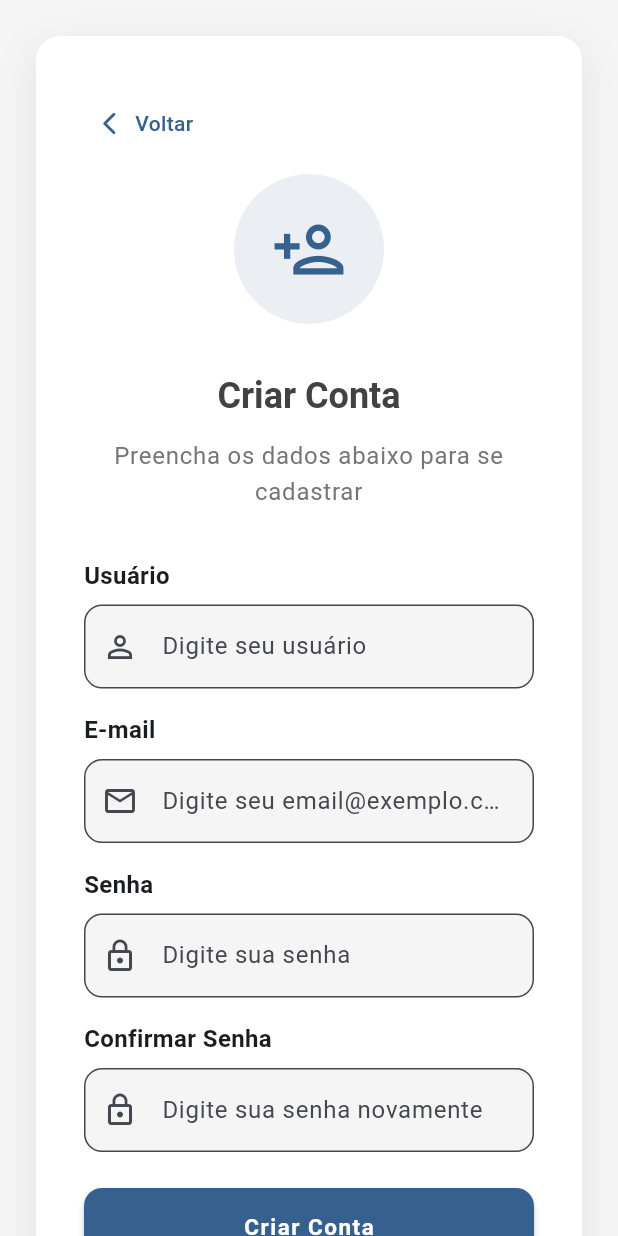
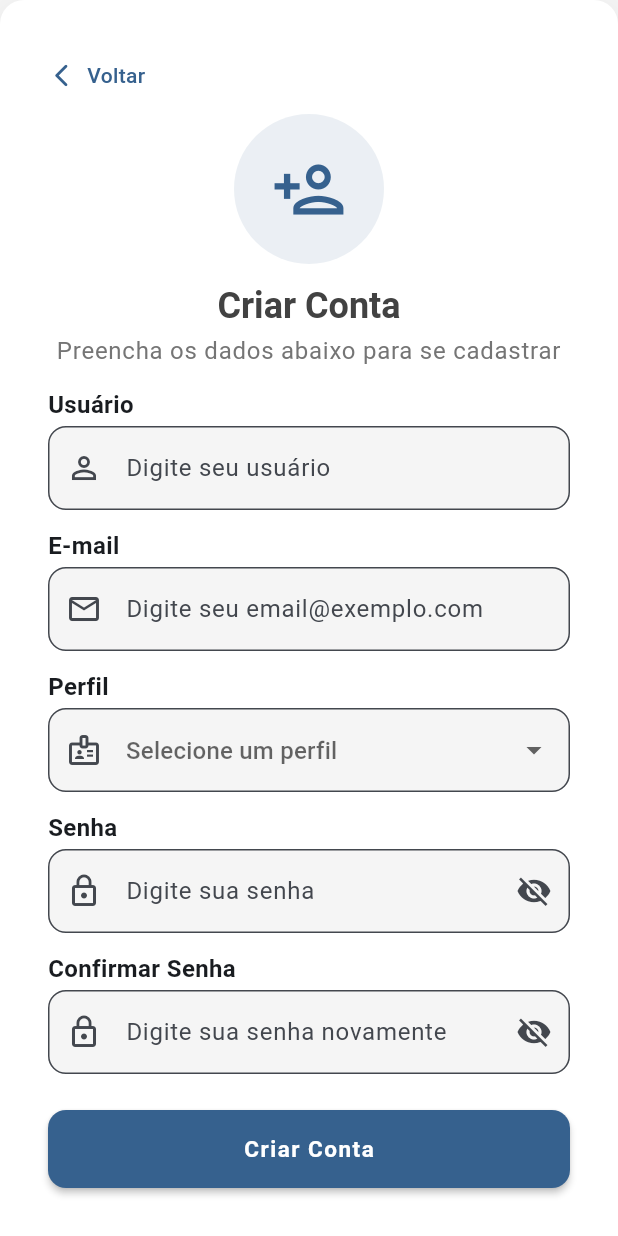
Before and after one commit to Saullo-Programador/DocFlow_Frontend, a Flutter app: the RegisterScreen screen opened by its route, on a phone screen of 412 x 824 dp. Run offline on Flutter 3.47's test engine with Material 3 defaults, Android fonts, the phone set to English and light mode, and no system bars; our stand-ins replace dartz, dio, equatable, file_picker, flutter_secure_storage, get_it and 3 more; accounts and stored records are empty.

Commit message:
feat: add role selection to registration and profile screens, enhance password visibility toggle

```diff
--- a/lib/controller/custom_input.dart
+++ b/lib/controller/custom_input.dart
@@ -5,6 +5,8 @@ class CustomInput extends StatelessWidget {
   final String? hint;
   final IconData? icon;
   final bool isPassword;
+  final bool obscureText;
+  final VoidCallback? onToggleVisibility;
   final void Function(String)? onChanged;
   final TextEditingController? controller;
   final String? Function(String?)? validator;
@@ -16,6 +18,8 @@ class CustomInput extends StatelessWidget {
     this.hint,
     this.icon,
     this.isPassword = false,
+    this.obscureText = false,
+    this.onToggleVisibility,
     this.onChanged,
     this.controller,
     this.validator,
@@ -31,11 +35,11 @@ class CustomInput extends StatelessWidget {
           label,
           style: const TextStyle(fontWeight: FontWeight.bold, fontSize: 16),
         ),
-        const SizedBox(height: 8),
+        const SizedBox(height: 3),
         TextFormField(
           controller: controller,
           onChanged: onChanged,
-          obscureText: isPassword,
+          obscureText: isPassword ? obscureText : false,
           keyboardType: keyboardType,
           validator: validator,
           decoration: InputDecoration(
@@ -44,6 +48,15 @@ class CustomInput extends StatelessWidget {
             border: OutlineInputBorder(
               borderRadius: BorderRadius.circular(12),
             ),
+            suffixIcon: isPassword
+                ? IconButton(
+                    onPressed: onToggleVisibility,
+                    icon: Icon(
+                      obscureText ? Icons.visibility_off : Icons.visibility,
+                    ),
+                  )
+                : null,
+
             filled: true,
             fillColor: Colors.grey.withValues(alpha: 0.1),
           ),
--- a/lib/core/constants/api_constants.dart
+++ b/lib/core/constants/api_constants.dart
@@ -5,7 +5,7 @@ class ApiConstants {
   ApiConstants._();
 
   // Base URL - alterar conforme ambiente
-  static const String baseUrl = 'http://192.168.0.7:8080';
+  static const String baseUrl = 'http://localhost:8080/';
   static const String apiVersion = 'v1';
 
   // Endpoints base
--- /dev/null
+++ b/lib/core/constants/type_role.dart
@@ -0,0 +1,11 @@
+enum TypeRole {
+  ADMIN,
+  USER,
+  MANAGER;
+
+  String get label => switch (this) {
+    TypeRole.ADMIN => 'Administrador',
+    TypeRole.USER => 'Funcionário',
+    TypeRole.MANAGER => 'Gerente',
+  };
+}
--- a/lib/core/errors/failures.dart
+++ b/lib/core/errors/failures.dart
@@ -54,7 +54,7 @@ class ValidationFailure extends Failure {
 
 /// Falha não esperada
 class UnexpectedFailure extends Failure {
-  const UnexpectedFailure() : super('Ocorreu um erro inesperado.');
+  const UnexpectedFailure() : super('Ocorreu um erro interno. Tente novamente mais tarde.');
 }
 
 /// Falha de recurso não encontrado
--- a/lib/features/auth/data/models/register_request_model.dart
+++ b/lib/features/auth/data/models/register_request_model.dart
@@ -1,19 +1,24 @@
+import 'package:manege_doc/core/constants/type_role.dart';
+
 /// Modelo de requisição de registro
 class RegisterRequestModel {
   final String email;
   final String password;
   final String? name;
+  final TypeRole role;
 
   RegisterRequestModel({
     required this.email,
     required this.password,
     this.name,
+    required this.role,
   });
 
   Map<String, dynamic> toJson() {
     return {
       'email': email,
       'password': password,
+      'role': role.toString().split('.').last,
       if (name != null) 'name': name,
     };
   }
--- a/lib/features/auth/data/repositories/auth_repository_impl.dart
+++ b/lib/features/auth/data/repositories/auth_repository_impl.dart
@@ -1,4 +1,5 @@
 import 'package:dartz/dartz.dart';
+import 'package:manege_doc/core/constants/type_role.dart';
 import '../../../../core/errors/api_exception.dart';
 import '../../../../core/errors/failures.dart';
 import '../../domain/entities/auth_entity.dart';
@@ -54,6 +55,7 @@ class AuthRepositoryImpl implements AuthRepository {
   @override
   Future<Either<Failure, AuthEntity>> register(
     String email,
+    TypeRole role,
     String password, {
     String? name,
   }) async {
@@ -62,6 +64,7 @@ class AuthRepositoryImpl implements AuthRepository {
         email: email,
         password: password,
         name: name,
+        role: role,
       );
       final response = await _remoteDataSource.register(request);
 
--- a/lib/features/auth/domain/repositories/auth_repository.dart
+++ b/lib/features/auth/domain/repositories/auth_repository.dart
@@ -1,4 +1,5 @@
 import 'package:dartz/dartz.dart';
+import 'package:manege_doc/core/constants/type_role.dart';
 import '../../../../core/errors/failures.dart';
 import '../entities/auth_entity.dart';
 import '../entities/user_entity.dart';
@@ -11,6 +12,7 @@ abstract class AuthRepository {
   /// Registra novo usuário
   Future<Either<Failure, AuthEntity>> register(
     String email,
+    TypeRole role,
     String password, {
     String? name,
   });
--- a/lib/features/auth/domain/usecases/register_usecase.dart
+++ b/lib/features/auth/domain/usecases/register_usecase.dart
@@ -1,4 +1,5 @@
 import 'package:dartz/dartz.dart';
+import 'package:manege_doc/core/constants/type_role.dart';
 import '../../../../core/errors/failures.dart';
 import '../entities/auth_entity.dart';
 import '../repositories/auth_repository.dart';
@@ -11,9 +12,10 @@ class RegisterUseCase {
 
   Future<Either<Failure, AuthEntity>> call(
     String email,
+    TypeRole role,
     String password, {
     String? name,
   }) {
-    return _repository.register(email, password, name: name);
+    return _repository.register(email, role, password, name: name);
   }
 }
--- a/lib/features/auth/presentation/providers/auth_provider.dart
+++ b/lib/features/auth/presentation/providers/auth_provider.dart
@@ -1,4 +1,5 @@
 import 'package:flutter/material.dart';
+import 'package:manege_doc/core/constants/type_role.dart';
 import '../../../../core/errors/failures.dart';
 import '../../domain/entities/user_entity.dart';
 import '../../domain/usecases/get_auth_status_usecase.dart';
@@ -115,13 +116,14 @@ class AuthProvider extends ChangeNotifier {
   /// Registra novo usuário
   Future<bool> register(
     String email,
+    TypeRole role,
     String password, {
     String? name,
   }) async {
     _setLoading(true);
     _clearError();
 
-    final result = await _registerUseCase(email, password, name: name);
+    final result = await _registerUseCase(email, role, password, name: name);
 
     final success = result.fold(
       (failure) {
--- a/lib/features/users/domain/entities/user_profile_entity.dart
+++ b/lib/features/users/domain/entities/user_profile_entity.dart
@@ -1,21 +1,24 @@
 import 'package:equatable/equatable.dart';
+import 'package:manege_doc/core/constants/type_role.dart';
 
 /// Entidade de perfil de usuário
 class UserProfileEntity extends Equatable {
   final String id;
   final String email;
   final String? name;
+  final String? password;
   final String? avatarUrl;
   final DateTime? createdAt;
-  final bool isAdmin;
+  final TypeRole role;
 
   const UserProfileEntity({
     required this.id,
     required this.email,
     this.name,
+    this.password,
     this.avatarUrl,
     this.createdAt,
-    this.isAdmin = false,
+    this.role = TypeRole.USER,
   });
 
   String get displayName => name ?? email.split('@').first;
@@ -29,23 +32,25 @@ class UserProfileEntity extends Equatable {
   }
 
   @override
-  List<Object?> get props => [id, email, name, avatarUrl, createdAt, isAdmin];
+  List<Object?> get props => [id, email, name, password, avatarUrl, createdAt, role];
 
   UserProfileEntity copyWith({
     String? id,
     String? email,
     String? name,
+    String? password,
     String? avatarUrl,
     DateTime? createdAt,
-    bool? isAdmin,
+    TypeRole? role,
   }) {
     return UserProfileEntity(
       id: id ?? this.id,
       email: email ?? this.email,
       name: name ?? this.name,
+      password: password ?? this.password,
       avatarUrl: avatarUrl ?? this.avatarUrl,
       createdAt: createdAt ?? this.createdAt,
-      isAdmin: isAdmin ?? this.isAdmin,
+      role: role ?? this.role,
     );
   }
 }
--- a/lib/screen/dashboard/dashboard_screen.dart
+++ b/lib/screen/dashboard/dashboard_screen.dart
@@ -232,13 +232,13 @@ class _DashboardScreenState extends State<DashboardScreen> {
     return Container(
       padding: const EdgeInsets.all(20),
       decoration: BoxDecoration(
-        color: Colors.grey[50],
+        color: Theme.of(context).primaryColor.withValues(alpha: 0.05),//Colors.grey[200],
         borderRadius: BorderRadius.circular(12),
       ),
       child: Column(
         crossAxisAlignment: CrossAxisAlignment.start,
         children: [
-          Icon(icon, color: color),
+          Icon(icon, color: color, size: 40),
           const Spacer(),
           Text(value, style: const TextStyle(fontSize: 22)),
           Text(title, style: TextStyle(color: Colors.grey[600])),
--- a/lib/screen/register/register_screen.dart
+++ b/lib/screen/register/register_screen.dart
@@ -2,6 +2,7 @@ import 'package:flutter/material.dart';
 import 'package:go_router/go_router.dart';
 import 'package:manege_doc/controller/custom_button.dart';
 import 'package:manege_doc/controller/custom_input.dart';
+import 'package:manege_doc/core/constants/type_role.dart';
 import 'package:manege_doc/features/auth/presentation/providers/auth_provider.dart';
 import 'package:provider/provider.dart';
 
@@ -19,6 +20,8 @@ class _RegisterScreenState extends State<RegisterScreen> {
   final _emailController = TextEditingController();
   final _passwordController = TextEditingController();
   final _confirmPasswordController = TextEditingController();
+  TypeRole? _selectedRole;
+  bool _obscurePassword = true;
 
   @override
   void dispose() {
@@ -38,6 +41,7 @@ class _RegisterScreenState extends State<RegisterScreen> {
 
     final success = await authProvider.register(
       _emailController.text.trim(),
+      _selectedRole ?? TypeRole.USER,
       _passwordController.text.trim(),
       name: _nameController.text.trim(),
     );
@@ -58,7 +62,6 @@ class _RegisterScreenState extends State<RegisterScreen> {
           backgroundColor: Colors.grey[100],
           body: Center(
             child: SingleChildScrollView(
-              padding: const EdgeInsets.all(24),
               child: Container(
                 width: isSmallScreen ? double.infinity : 500,
                 padding: const EdgeInsets.symmetric(
@@ -88,7 +91,7 @@ class _RegisterScreenState extends State<RegisterScreen> {
                           onTap: () => context.go("/login"),
                           borderRadius: BorderRadius.circular(8),
                           child: Padding(
-                            padding: const EdgeInsets.all(8),
+                            padding: const EdgeInsets.all(0),
                             child: Row(
                               mainAxisSize: MainAxisSize.min,
                               children: [
@@ -126,7 +129,7 @@ class _RegisterScreenState extends State<RegisterScreen> {
                           color: theme.primaryColor,
                         ),
                       ),
-                      const SizedBox(height: 32),
+                      const SizedBox(height: 12),
 
                       // Título
                       Text(
@@ -137,7 +140,7 @@ class _RegisterScreenState extends State<RegisterScreen> {
                         ),
                         textAlign: TextAlign.center,
                       ),
-                      const SizedBox(height: 12),
+                      const SizedBox(height: 6),
 
                       // Subtítulo
                       Text(
@@ -145,10 +148,10 @@ class _RegisterScreenState extends State<RegisterScreen> {
                         textAlign: TextAlign.center,
                         style: theme.textTheme.bodyLarge?.copyWith(
                           color: Colors.grey[600],
-                          height: 1.5,
+                          height: 1.0,
                         ),
                       ),
-                      const SizedBox(height: 32),
+                      const SizedBox(height: 16),
 
                       // Campo de Usuário
                       CustomInput(
@@ -166,7 +169,7 @@ class _RegisterScreenState extends State<RegisterScreen> {
                           return null;
                         },
                       ),
-                      const SizedBox(height: 16),
+                      const SizedBox(height: 12),
 
                       // Campo de E-mail
                       CustomInput(
@@ -189,7 +192,52 @@ class _RegisterScreenState extends State<RegisterScreen> {
                           return null;
                         },
                       ),
-                      const SizedBox(height: 16),
+                      const SizedBox(height: 12),
+
+                      // Campo de Perfil
+                      Column(
+                        crossAxisAlignment: CrossAxisAlignment.start,
+                        children: [
+                          Text(
+                            "Perfil",
+                            style: const TextStyle(
+                              fontWeight: FontWeight.bold,
+                              fontSize: 16,
+                            ),
+                          ),
+                          const SizedBox(height: 3),
+                          // Campo de Role
+                          DropdownButtonFormField<TypeRole>(
+                            initialValue: _selectedRole,
+                            decoration: InputDecoration(
+                              hintText: 'Selecione um perfil',
+                              prefixIcon: const Icon(Icons.badge_outlined),
+                              border: OutlineInputBorder(
+                                borderRadius: BorderRadius.circular(12),
+                              ),
+                              filled: true,
+                              fillColor: Colors.grey.withValues(alpha: 0.1),
+                            ),
+                            items: TypeRole.values
+                                .map(
+                                  (role) => DropdownMenuItem(
+                                    value: role,
+                                    child: Text(role.label),
+                                  ),
+                                )
+                                .toList(),
+                            onChanged: (value) {
+                              setState(() => _selectedRole = value);
+                              context.read<AuthProvider>().clearError();
+                            },
+                            validator: (value) {
+                              if (value == null) return 'Selecione um perfil';
+                              return null;
+                            },
+                          ),
+                        ],
+                      ),
+                      const SizedBox(height: 12),
 
                       // Campo de Senha
                       CustomInput(
@@ -210,8 +258,14 @@ class _RegisterScreenState extends State<RegisterScreen> {
                           }
                           return null;
                         },
+                        obscureText: _obscurePassword,
+                        onToggleVisibility: () {
+                          setState(() {
+                            _obscurePassword = !_obscurePassword;
+                          });
+                        },
                       ),
-                      const SizedBox(height: 16),
+                      const SizedBox(height: 12),
 
                       // Campo de Confirmar Senha
                       CustomInput(
@@ -232,6 +286,12 @@ class _RegisterScreenState extends State<RegisterScreen> {
                           }
                           return null;
                         },
+                        obscureText: _obscurePassword,
+                        onToggleVisibility: () {
+                          setState(() {
+                            _obscurePassword = !_obscurePassword;
+                          });
+                        },
                       ),
                       const SizedBox(height: 24),
 
@@ -250,7 +310,9 @@ class _RegisterScreenState extends State<RegisterScreen> {
                         child: CustomButton(
                           text: "Criar Conta",
                           isLoading: authProvider.isLoading,
-                          onPressed: authProvider.isLoading ? null : () => _register(),
+                          onPressed: authProvider.isLoading
+                              ? null
+                              : () => _register(),
                         ),
                       ),
                       const SizedBox(height: 24),
```
Also changed, not shown: lib/features/users/data/models/user_model.dart (+15 -7 lines), lib/screen/login/login_screen.dart (+14 -5 lines), lib/screen/profile/profile_screen.dart (+110 -36 lines), lib/features/users/presentation/providers/users_provider.dart (line endings or trailing spaces), lib/main.dart (line endings or trailing spaces), pubspec.lock.
